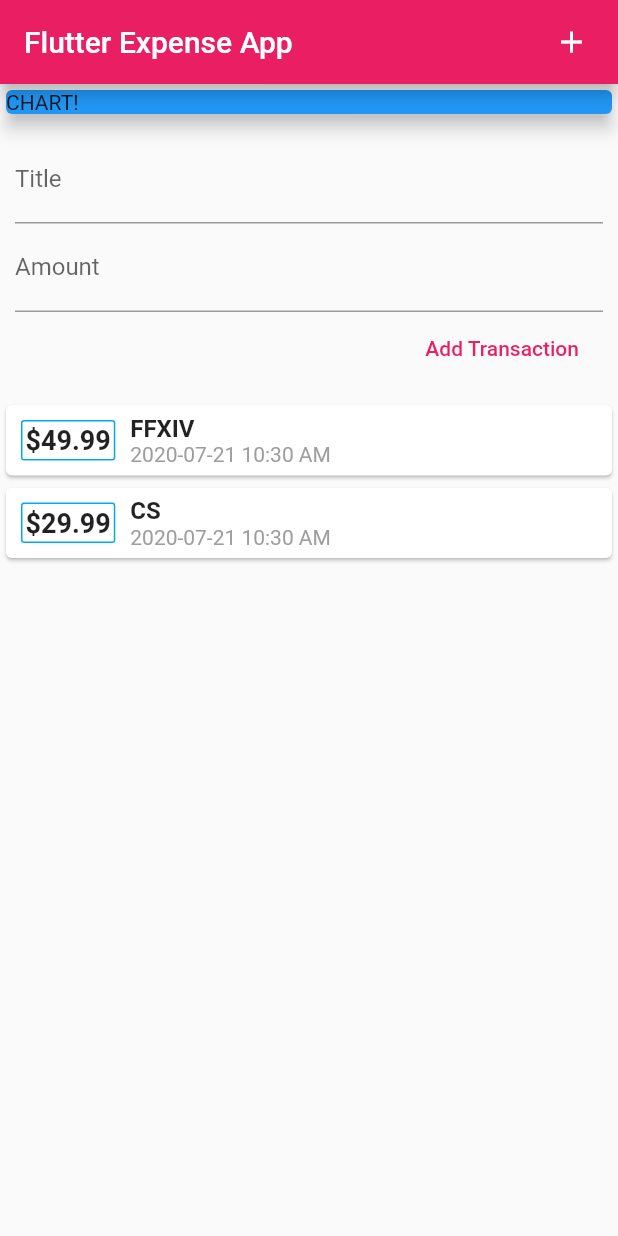
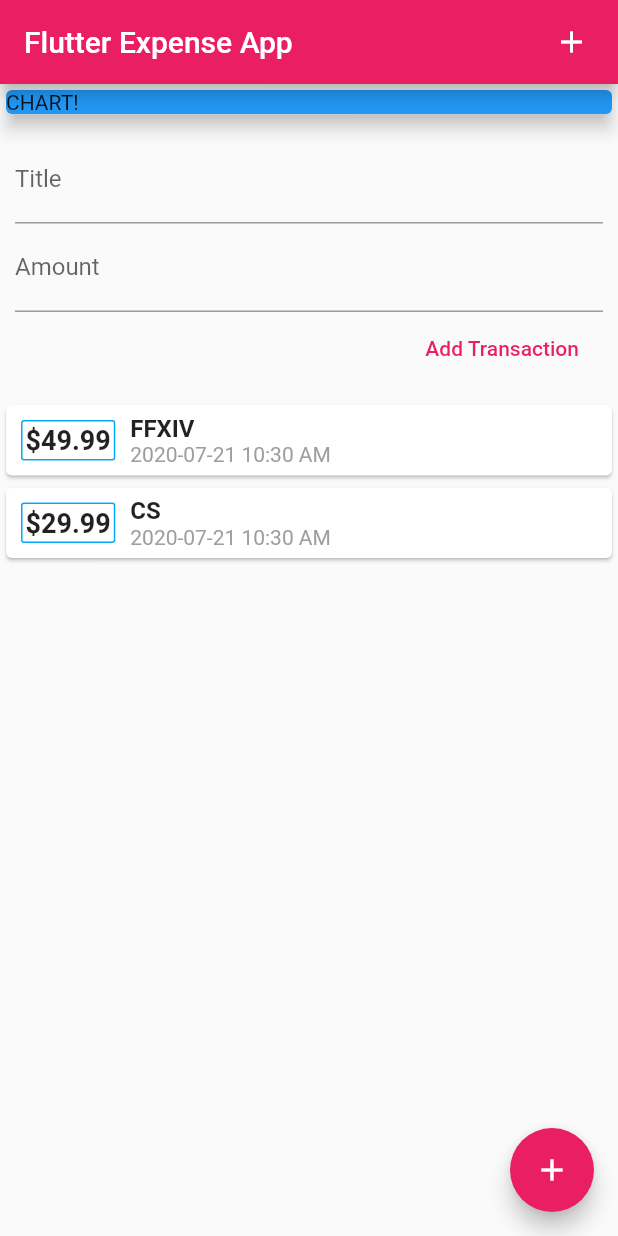
Before and after one commit to suesalito/ExpensesApp, a Flutter app: the screen it shows after launch, on a phone screen of 412 x 824 dp. Run offline on Flutter 3.47's test engine with Material 2 defaults, Android fonts, the phone set to English and light mode, and no system bars.

```diff
--- a/lib/Widgets/user_transactions.dart
+++ b/lib/Widgets/user_transactions.dart
@@ -1,7 +1,9 @@
+import 'package:expensesapp/models/TransactionData.dart';
 import 'package:flutter/material.dart';
 import 'Transaciton_list.dart';
 import 'new_transaction.dart';
 import '../models/transaction.dart';
+import 'package:provider/provider.dart';
 
 class UserTransactions extends StatefulWidget {
   @override
@@ -9,31 +11,31 @@ class UserTransactions extends StatefulWidget {
 }
 
 class _UserTransactionsState extends State<UserTransactions> {
-  final List<Transaction> _usertransactions = [
-    Transaction(
-      id: '1',
-      title: 'FFXIV',
-      amount: 49.99,
-      date: DateTime.now(),
-    ),
-    Transaction(
-      id: '2',
-      title: 'CS',
-      amount: 29.99,
-      date: DateTime.now(),
-    )
-  ];
+  // final List<Transaction> _usertransactions = [
+  //   Transaction(
+  //     id: '1',
+  //     title: 'FFXIV',
+  //     amount: 49.99,
+  //     date: DateTime.now(),
+  //   ),
+  //   Transaction(
+  //     id: '2',
+  //     title: 'CS',
+  //     amount: 29.99,
+  //     date: DateTime.now(),
+  //   )
+  // ];
 
-  void _addNewTransaction(String title, String amount) {
-    setState(() {
-      _usertransactions.add(Transaction(
-        id: title,
-        title: title,
-        amount: double.parse(amount),
-        date: DateTime.now(),
-      ));
-    });
-  }
+  // void _addNewTransaction(String title, String amount) {
+  //   setState(() {
+  //     _usertransactions.add(Transaction(
+  //       id: title,
+  //       title: title,
+  //       amount: double.parse(amount),
+  //       date: DateTime.now(),
+  //     ));
+  //   });
+  // }
 
   @override
   Widget build(BuildContext context) {
@@ -48,6 +50,7 @@ class _UserTransactionsState extends State<UserTransactions> {
     // _usertransactions.add(newTransaction);
 
     // tList.userTrans = _usertransactions;
+    return Consumer<TransactionData>(builder: (context, transData, child) {
       return Container(
         //height: 700,
         child: Column(
@@ -56,12 +59,14 @@ class _UserTransactionsState extends State<UserTransactions> {
               onAddTransaction: (title, amount) {
                 print(title);
                 print(amount);
-              _addNewTransaction(title, amount);
+                //_addNewTransaction(title, amount);
+                transData.addNewTransaction(title, amount);
               },
             ),
-          TransactionList(_usertransactions),
+            TransactionList(transData.usertrans),
           ],
         ),
       );
+    });
   }
 }
--- a/lib/main.dart
+++ b/lib/main.dart
@@ -1,15 +1,21 @@
+import 'package:expensesapp/models/TransactionData.dart';
 import 'package:flutter/material.dart';
 //import 'models/transaction.dart';
 import 'Widgets/user_transactions.dart';
+import 'package:provider/provider.dart';
+//import 'models/transactionData.dart';
 
 void main() => runApp(MyApp());
 
 class MyApp extends StatelessWidget {
   @override
   Widget build(BuildContext context) {
-    return MaterialApp(
+    return ChangeNotifierProvider(
+      create: (context) => TransactionData(),
+      child: MaterialApp(
         title: 'Flutter App',
         home: MyHomePage(),
+      ),
     );
   }
 }
@@ -40,7 +46,31 @@ class MyHomePage extends StatelessWidget {
 
   @override
   Widget build(BuildContext context) {
+    return Consumer<TransactionData>(
+      builder: (context, transData, child) {
         return Scaffold(
+          floatingActionButton: FloatingActionButton(
+            onPressed: () async {
+              final String returnName = await showModalBottomSheet(
+                context: context,
+                isScrollControlled: true,
+                //backgroundColor: Colors.transparent, //set the edges transparent. better than set it hard code ARGB
+                //backgroundColor: Color.fromARGB(255, 117, 117, 117),
+                builder: (context) {
+                  return Container(
+                    height: 500,
+                  );
+                },
+              );
+              // if (returnName != null && returnName != '') {
+              //   print(returnName);
+              //   //addListTasks(returnName);
+              //   taskData.addListTasks(returnName);
+              // }
+            },
+            backgroundColor: Colors.pink,
+            child: Icon(Icons.add),
+          ),
           appBar: AppBar(
             backgroundColor: Colors.pink,
             actions: <Widget>[
@@ -82,5 +112,7 @@ class MyHomePage extends StatelessWidget {
             ),
           ),
         );
+      },
+    );
   }
 }
--- /dev/null
+++ b/lib/models/TransactionData.dart
@@ -0,0 +1,39 @@
+import 'package:flutter/material.dart';
+import 'transaction.dart';
+import 'package:flutter/foundation.dart';
+import 'dart:collection';
+
+class TransactionData extends ChangeNotifier {
+  final List<Transaction> _usertransactions = [
+    Transaction(
+      id: '1',
+      title: 'FFXIV',
+      amount: 49.99,
+      date: DateTime.now(),
+    ),
+    Transaction(
+      id: '2',
+      title: 'CS',
+      amount: 29.99,
+      date: DateTime.now(),
+    )
+  ];
+
+  UnmodifiableListView<Transaction> get usertrans {
+    return UnmodifiableListView(_usertransactions);
+  }
+
+  int get usercount {
+    return _usertransactions.length;
+  }
+
+  void addNewTransaction(String title, String amount) {
+    _usertransactions.add(Transaction(
+      id: title,
+      title: title,
+      amount: double.parse(amount),
+      date: DateTime.now(),
+    ));
+    notifyListeners();
+  }
+}
--- a/pubspec.yaml
+++ b/pubspec.yaml
@@ -29,6 +29,7 @@ dependencies:
   # Use with the CupertinoIcons class for iOS style icons.
   cupertino_icons: ^0.1.3
   intl: ^0.16.1
+  provider: ^4.1.3
 
 dev_dependencies:
   flutter_test:
```
Also changed, not shown: pubspec.lock. Lines whose indentation alone changed are shown as unchanged.
